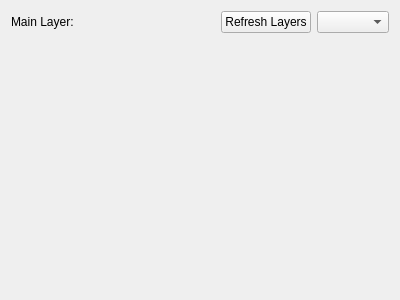
krafczyk/colorPlanner, file colorPlanner/colorPlannerForm.ui: the form before one commit.
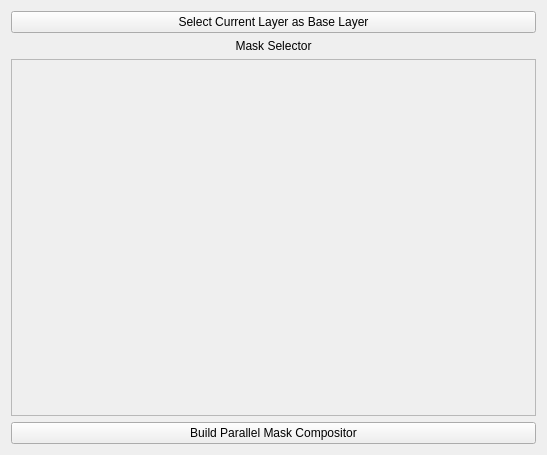
The form after the commit.

Commit message:
Pivot to tool which builds a parallel mask compositor
This will delete all other layers except the active layer, then re-build
the parallel mask compositor layer. This allows quicker iteration on new
images.

The edit to the form file:
```diff
--- a/colorPlanner/colorPlannerForm.ui
+++ b/colorPlanner/colorPlannerForm.ui
@@ -6,8 +6,8 @@
    <rect>
     <x>0</x>
     <y>0</y>
-    <width>400</width>
-    <height>300</height>
+    <width>547</width>
+    <height>455</height>
    </rect>
   </property>
   <property name="windowTitle">
@@ -17,49 +17,47 @@
    <item>
     <layout class="QHBoxLayout" name="horizontalLayout">
      <item>
-      <widget class="QLabel" name="label">
+      <widget class="QPushButton" name="selectCurrentLayerAsBaseButton">
        <property name="text">
-        <string>Main Layer:</string>
+        <string>Select Current Layer as Base Layer</string>
        </property>
       </widget>
      </item>
-     <item>
-      <spacer name="horizontalSpacer">
-       <property name="orientation">
-        <enum>Qt::Horizontal</enum>
-       </property>
-       <property name="sizeHint" stdset="0">
-        <size>
-         <width>40</width>
-         <height>20</height>
-        </size>
-       </property>
-      </spacer>
-     </item>
-     <item>
-      <widget class="QPushButton" name="refreshMainLayers">
-       <property name="text">
-        <string>Refresh Layers</string>
-       </property>
-      </widget>
-     </item>
-     <item>
-      <widget class="QComboBox" name="mainLayerComboBox"/>
-     </item>
     </layout>
    </item>
    <item>
-    <spacer name="verticalSpacer">
-     <property name="orientation">
-      <enum>Qt::Vertical</enum>
+    <widget class="QLabel" name="label">
+     <property name="text">
+      <string>Mask Selector</string>
      </property>
-     <property name="sizeHint" stdset="0">
-      <size>
-       <width>20</width>
-       <height>40</height>
-      </size>
+     <property name="alignment">
+      <set>Qt::AlignCenter</set>
      </property>
-    </spacer>
+    </widget>
+   </item>
+   <item>
+    <widget class="QScrollArea" name="scrollArea">
+     <property name="widgetResizable">
+      <bool>true</bool>
+     </property>
+     <widget class="QWidget" name="scrollAreaWidgetContents">
+      <property name="geometry">
+       <rect>
+        <x>0</x>
+        <y>0</y>
+        <width>527</width>
+        <height>348</height>
+       </rect>
+      </property>
+     </widget>
+    </widget>
+   </item>
+   <item>
+    <widget class="QPushButton" name="buildMaskCompositor">
+     <property name="text">
+      <string>Build Parallel Mask Compositor</string>
+     </property>
+    </widget>
    </item>
   </layout>
  </widget>
```
Left out of the diff: 2 changed lines with no effect on the pictures. The commit also changes 3 other files.
